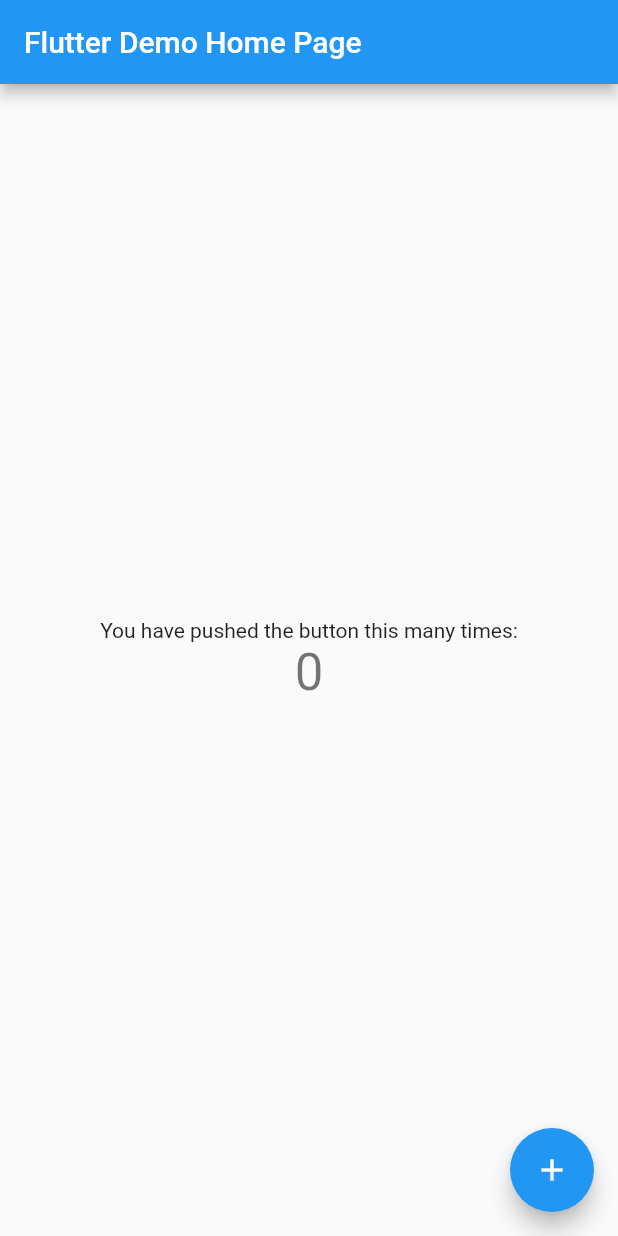
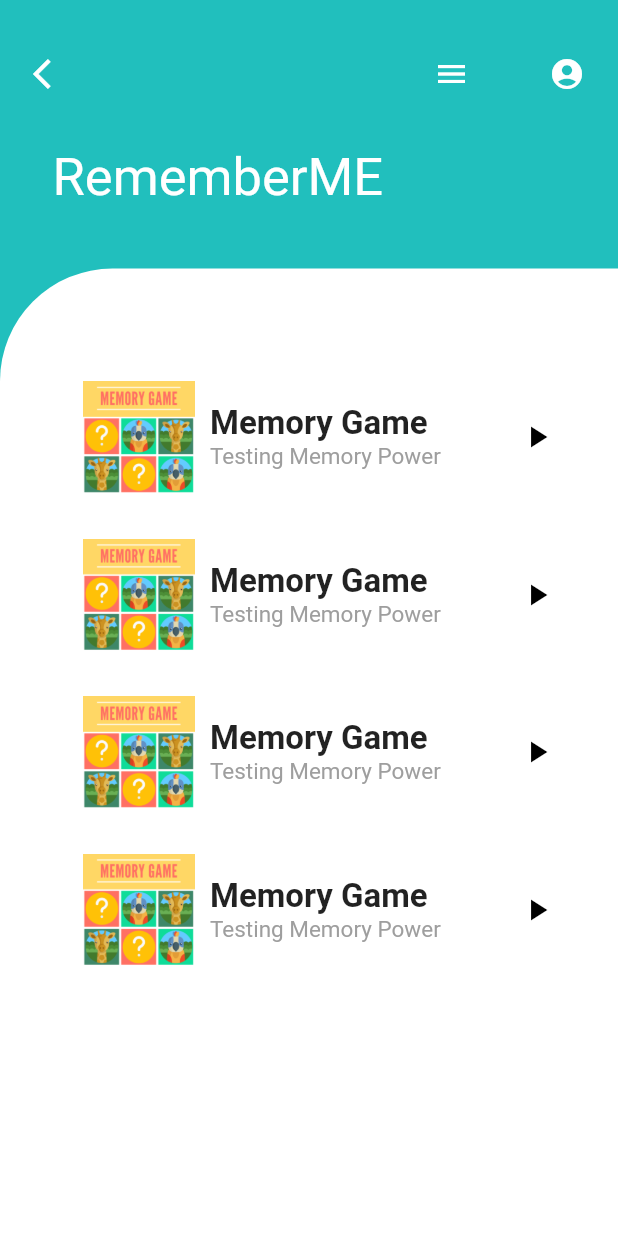
Before and after one commit to sonalsk/RememberME, a Flutter app: the screen it shows after launch, on a phone screen of 412 x 824 dp. Run offline on Flutter 3.47's test engine with Material 2 defaults, Android fonts, the phone set to English and light mode, and no system bars; our stand-ins replace google_fonts; Roboto replaces fonts that are missing (Acme, Signika).

Commit message:
Added basic layout and homepage of the app

```diff
--- a/alzheimers_game/lib/main.dart
+++ b/alzheimers_game/lib/main.dart
@@ -1,117 +1,21 @@
 import 'package:flutter/material.dart';
+import 'package:alzheimers_game/screens/home/home.dart';
 
 void main() {
-  runApp(MyApp());
+  runApp(RememberME());
 }
 
-class MyApp extends StatelessWidget {
+class RememberME extends StatelessWidget {
   // This widget is the root of your application.
   @override
   Widget build(BuildContext context) {
     return MaterialApp(
-      title: 'Flutter Demo',
+      title: 'RememberME',
       theme: ThemeData(
-        // This is the theme of your application.
-        //
-        // Try running your application with "flutter run". You'll see the
-        // application has a blue toolbar. Then, without quitting the app, try
-        // changing the primarySwatch below to Colors.green and then invoke
-        // "hot reload" (press "r" in the console where you ran "flutter run",
-        // or simply save your changes to "hot reload" in a Flutter IDE).
-        // Notice that the counter didn't reset back to zero; the application
-        // is not restarted.
-        primarySwatch: Colors.blue,
-        // This makes the visual density adapt to the platform that you run
-        // the app on. For desktop platforms, the controls will be smaller and
-        // closer together (more dense) than on mobile platforms.
         visualDensity: VisualDensity.adaptivePlatformDensity,
       ),
-      home: MyHomePage(title: 'Flutter Demo Home Page'),
+      debugShowCheckedModeBanner: false,
+      home: Home()
     );
   }
 }
-
-class MyHomePage extends StatefulWidget {
-  MyHomePage({Key key, this.title}) : super(key: key);
-
-  // This widget is the home page of your application. It is stateful, meaning
-  // that it has a State object (defined below) that contains fields that affect
-  // how it looks.
-
-  // This class is the configuration for the state. It holds the values (in this
-  // case the title) provided by the parent (in this case the App widget) and
-  // used by the build method of the State. Fields in a Widget subclass are
-  // always marked "final".
-
-  final String title;
-
-  @override
-  _MyHomePageState createState() => _MyHomePageState();
-}
-
-class _MyHomePageState extends State<MyHomePage> {
-  int _counter = 0;
-
-  void _incrementCounter() {
-    setState(() {
-      // This call to setState tells the Flutter framework that something has
-      // changed in this State, which causes it to rerun the build method below
-      // so that the display can reflect the updated values. If we changed
-      // _counter without calling setState(), then the build method would not be
-      // called again, and so nothing would appear to happen.
-      _counter++;
-    });
-  }
-
-  @override
-  Widget build(BuildContext context) {
-    // This method is rerun every time setState is called, for instance as done
-    // by the _incrementCounter method above.
-    //
-    // The Flutter framework has been optimized to make rerunning build methods
-    // fast, so that you can just rebuild anything that needs updating rather
-    // than having to individually change instances of widgets.
-    return Scaffold(
-      appBar: AppBar(
-        // Here we take the value from the MyHomePage object that was created by
-        // the App.build method, and use it to set our appbar title.
-        title: Text(widget.title),
-      ),
-      body: Center(
-        // Center is a layout widget. It takes a single child and positions it
-        // in the middle of the parent.
-        child: Column(
-          // Column is also a layout widget. It takes a list of children and
-          // arranges them vertically. By default, it sizes itself to fit its
-          // children horizontally, and tries to be as tall as its parent.
-          //
-          // Invoke "debug painting" (press "p" in the console, choose the
-          // "Toggle Debug Paint" action from the Flutter Inspector in Android
-          // Studio, or the "Toggle Debug Paint" command in Visual Studio Code)
-          // to see the wireframe for each widget.
-          //
-          // Column has various properties to control how it sizes itself and
-          // how it positions its children. Here we use mainAxisAlignment to
-          // center the children vertically; the main axis here is the vertical
-          // axis because Columns are vertical (the cross axis would be
-          // horizontal).
-          mainAxisAlignment: MainAxisAlignment.center,
-          children: <Widget>[
-            Text(
-              'You have pushed the button this many times:',
-            ),
-            Text(
-              '$_counter',
-              style: Theme.of(context).textTheme.headline4,
-            ),
-          ],
-        ),
-      ),
-      floatingActionButton: FloatingActionButton(
-        onPressed: _incrementCounter,
-        tooltip: 'Increment',
-        child: Icon(Icons.add),
-      ), // This trailing comma makes auto-formatting nicer for build methods.
-    );
-  }
-}
--- /dev/null
+++ b/alzheimers_game/lib/screens/home/home.dart
@@ -0,0 +1,142 @@
+import 'package:flutter/material.dart';
+import 'package:google_fonts/google_fonts.dart';
+import 'package:alzheimers_game/shared/constants.dart';
+
+
+class Home extends StatefulWidget {
+  @override
+  _HomeState createState() => _HomeState();
+}
+
+class _HomeState extends State<Home> {
+  @override
+  Widget build(BuildContext context) {
+    var screenHeight = MediaQuery.of(context).size.height;
+    return Scaffold(
+        backgroundColor: primaryColor,
+        body: ListView(children: <Widget>[
+          Padding(
+              padding: EdgeInsets.only(top: 25.0, left: 10.0, right: 10.0),
+              child: Row(
+                  mainAxisAlignment: MainAxisAlignment.spaceBetween,
+                  children: <Widget>[
+                    IconButton(
+                      icon: Icon(Icons.arrow_back_ios),
+                      color: white,
+                      onPressed: () {},
+                    ),
+                    Container(
+                        width: 125.0,
+                        child: Row(
+                          mainAxisAlignment: MainAxisAlignment.spaceBetween,
+                          children: [
+                            IconButton(
+                              icon: Icon(Icons.menu),
+                              color: white,
+                              onPressed: () {},
+                            ),
+                            IconButton(
+                              icon: Icon(Icons.account_circle),
+                              color: white,
+                              onPressed: () {},
+                            )
+                          ],
+                        ))
+                  ])),
+          SizedBox(height: 15),
+          Padding(
+            padding: EdgeInsets.only(left: 35.0, top: 10.0),
+            child: Row(
+              children: [
+                Text('RememberME',
+                    style: GoogleFonts.acme(
+                      fontSize: 35.0,
+                      color: white,
+                    ))
+              ],
+            ),
+          ),
+          SizedBox(height: 40.0),
+          Container(
+              height: screenHeight - 175.0,
+              decoration: BoxDecoration(
+                color: white,
+                borderRadius: BorderRadius.only(topLeft: Radius.circular(75.0)),
+              ),
+              child: ListView(
+                primary: false,
+                padding: EdgeInsets.only(
+                  left: 25.0,
+                  right: 20.0,
+                ),
+                children: [
+                  Padding(
+                    padding: EdgeInsets.only(top: 45.0),
+                    child: Container(
+                        height: screenHeight - 300,
+                        child: ListView(
+                          children: [
+                            _buildListTile('assets/memory-game.png', 'Memory Game', 'Testing Memory Power'),
+                            _buildListTile('assets/memory-game.png', 'Memory Game', 'Testing Memory Power'),
+                            _buildListTile('assets/memory-game.png', 'Memory Game', 'Testing Memory Power'),
+                            _buildListTile('assets/memory-game.png', 'Memory Game', 'Testing Memory Power')],
+                        )),
+                  )
+                ],
+              )),
+        ]));
+  }
+
+  Widget _buildListTile(String imgPath, String gameName, String category) {
+  return Padding(
+    padding: EdgeInsets.only(left: 30.0, right: 10.0, top: 30.0),
+    child: InkWell(
+      onTap: () {},
+      child: Row(
+        mainAxisAlignment: MainAxisAlignment.spaceBetween,
+        children: [
+          Container(
+            child: Row(
+            children: [
+              Hero(
+                tag: imgPath,
+                child: Image(
+                  image: AssetImage(imgPath),
+                  fit: BoxFit.cover,
+                  height: 75.0,
+                  width: 75.0,
+                )
+              ),
+              SizedBox(width: 10.0),
+              Column(
+                crossAxisAlignment: CrossAxisAlignment.start,
+                children: [
+                  Text(
+                    gameName,
+                    style: GoogleFonts.signika(
+                      fontSize: 22.0,
+                      fontWeight: FontWeight.bold
+                    )
+                  ),
+                  SizedBox(width: 5.0),
+                  Text(
+                    category,
+                    style: GoogleFonts.signika(
+                      fontSize: 15.0,
+                      color: grey,
+                    )
+                  ),
+                ],
+              ),
+            ]
+          )),
+          IconButton(
+            icon: Icon(Icons.play_arrow),
+            color: black,
+            onPressed: () {}),
+        ],
+      )
+    )
+  );
+}
+}
--- /dev/null
+++ b/alzheimers_game/lib/shared/constants.dart
@@ -0,0 +1,6 @@
+import 'package:flutter/material.dart';
+
+const primaryColor = Color(0xFF21BFBD);
+const white = Colors.white;
+const grey = Colors.grey;
+const black = Colors.black;
--- a/alzheimers_game/pubspec.yaml
+++ b/alzheimers_game/pubspec.yaml
@@ -28,6 +28,7 @@ dependencies:
   # The following adds the Cupertino Icons font to your application.
   # Use with the CupertinoIcons class for iOS style icons.
   cupertino_icons: ^0.1.3
+  google_fonts:
 
 dev_dependencies:
   flutter_test:
@@ -45,8 +46,8 @@ flutter:
   uses-material-design: true
 
   # To add assets to your application, add an assets section, like this:
-  # assets:
-  #   - images/a_dot_burr.jpeg
+  assets:
+    - assets/
   #   - images/a_dot_ham.jpeg
 
   # An image asset can refer to one or more resolution-specific "variants", see
```
Also changed, not shown: alzheimers_game/assets/memory-game.png (added), alzheimers_game/lib/models/user.dart (added), alzheimers_game/lib/screens/authentication/authenticate.dart (added), alzheimers_game/lib/screens/login/login.dart (added), alzheimers_game/lib/screens/signup/signup.dart (added), alzheimers_game/lib/services/auth.dart (added), alzheimers_game/lib/services/database.dart (added), alzheimers_game/pubspec.lock, 1 other file.
